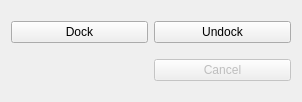
This is pal_navigation_rviz_plugins/src/dock_undock.ui in pal-robotics/pal_rviz_plugins as Qt 5 draws it before an edit. The edited form follows.
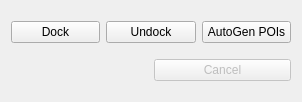
This is the edited form.

Commit message: AutoGen POIs button

Diff of the .ui file:
```diff
--- a/pal_navigation_rviz_plugins/src/dock_undock.ui
+++ b/pal_navigation_rviz_plugins/src/dock_undock.ui
@@ -30,6 +30,13 @@
        </property>
       </widget>
      </item>
+     <item>
+      <widget class="QPushButton" name="autodock">
+       <property name="text">
+        <string>AutoGen POIs</string>
+       </property>
+      </widget>
+     </item>
     </layout>
    </item>
    <item row="1" column="0">
```
The commit also changes 4 other files.
